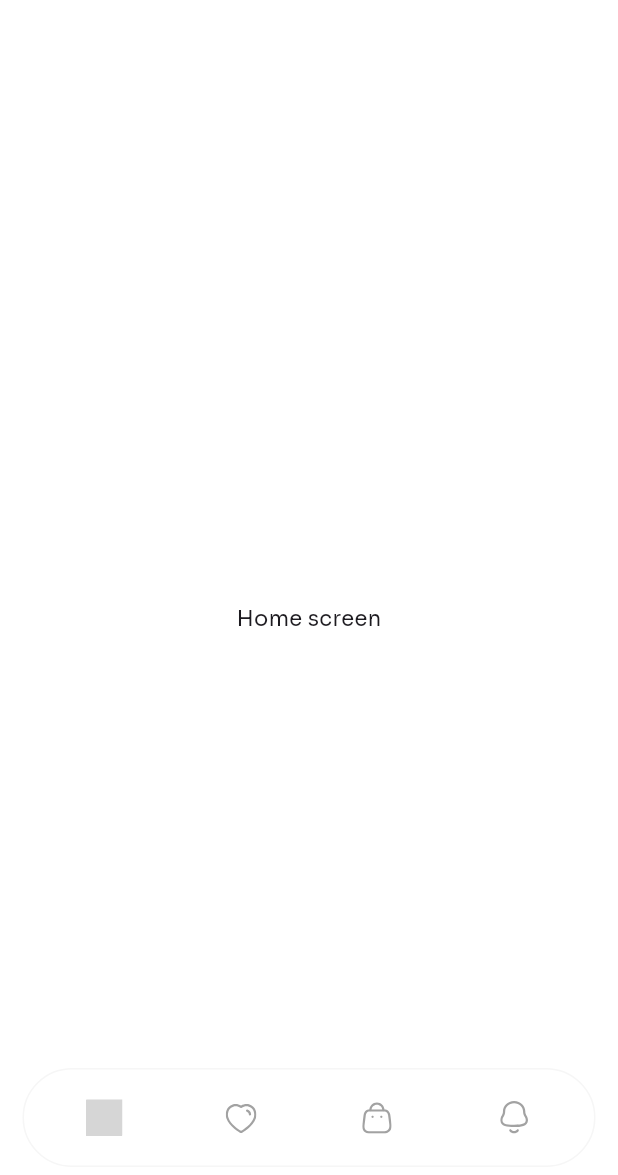
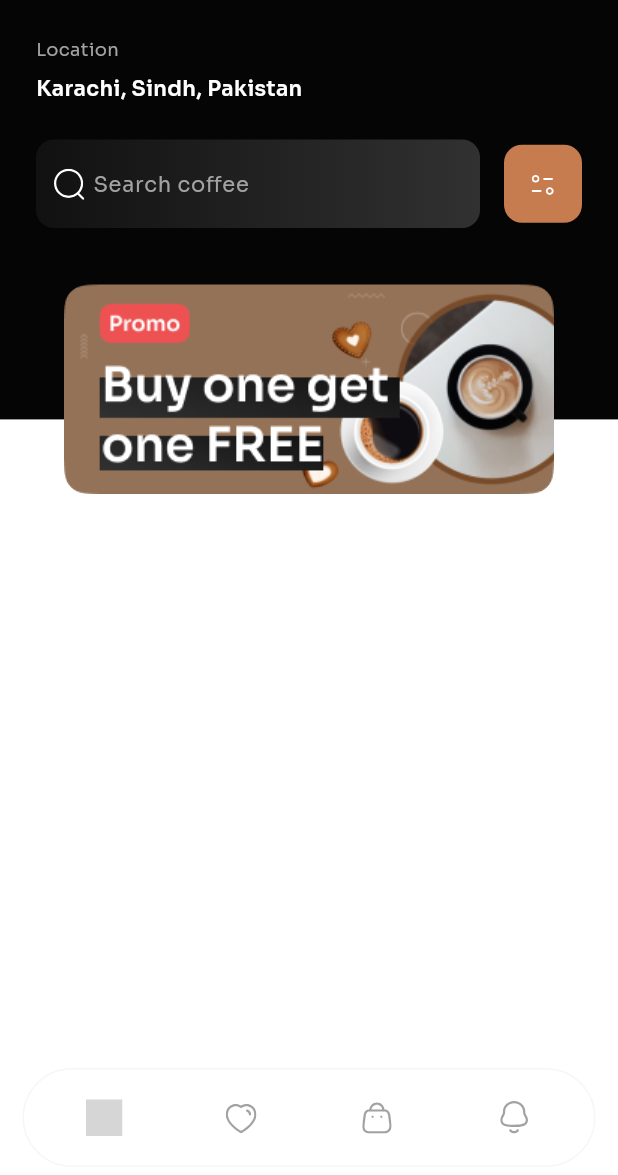
Before and after one commit to SherazAli-67/coffee-shop-ui, a Flutter app: the screen it shows after launch, after a tap on "Get Started", on a phone screen of 412 x 824 dp. Shown: the top 1175 px of the screen. Run offline on Flutter 3.47's test engine with Material 3 defaults, Android fonts, the phone set to English and light mode, and no system bars; our stand-ins replace flutter_svg, go_router; grey boxes are pictures that could not be loaded.

Commit message:
Coffee Shop App - Development
1. Home page development - Header completed

```diff
--- a/lib/core/app_colors.dart
+++ b/lib/core/app_colors.dart
@@ -4,4 +4,8 @@ class AppColors {
   static const blackColor = Color(0xff050505);
   static const greyColor = Color(0xffA2A2A2);
   static const primaryColor = Color(0xffC67C4E);
+  static const hoverBlackColor = Color(0xff2A2A2A);
+  static const gradientBlackColor1 = Color(0xff111111);
+  static const gradientBlackColor2 = Color(0xff313131);
+  static const promoRedColor = Color(0xffED5151);
 }
--- a/lib/core/app_icons.dart
+++ b/lib/core/app_icons.dart
@@ -3,11 +3,14 @@ class AppIcons {
 
   //pngs
   static const welcomeImg = '${_iconsPath}welcome_img.png';
+  static const promoBanner = '${_iconsPath}promo_banner.png';
 
   //svgs
   static const icHome = '${_iconsPath}ic_home.svg';
   static const icFavorite = '${_iconsPath}ic_favorite.svg';
   static const icShoppingCart = '${_iconsPath}ic_shopping_cart.svg';
   static const icNotification = '${_iconsPath}ic_notifications.svg';
+  static const icSearch = '${_iconsPath}ic_search.svg';
+  static const icFilter = '${_iconsPath}ic_filter.svg';
 
 }
--- a/lib/presentation/screens/home_screen.dart
+++ b/lib/presentation/screens/home_screen.dart
@@ -1,10 +1,103 @@
-import 'package:flutter/cupertino.dart';
+import 'package:coffee_app/core/app_colors.dart';
+import 'package:coffee_app/core/app_icons.dart';
+import 'package:coffee_app/core/app_textstyles.dart';
+import 'package:flutter/material.dart';
+import 'package:flutter_svg/flutter_svg.dart';
 
-class HomeScreen extends StatelessWidget{
+class HomeScreen extends StatelessWidget {
   const HomeScreen({super.key});
 
   @override
   Widget build(BuildContext context) {
-    return Center(child: Text("Home screen"),);
+    return Column(
+      children: [
+        Expanded(
+          flex: 2,
+          child: _buildHeaderWidget(),
+        ),
+        Expanded(
+            flex: 3,
+            child: Container(color: Colors.white)),
+      ],
+    );
+  }
+
+  Widget _buildHeaderWidget() {
+    return Stack(
+      alignment: .bottomCenter,
+      children: [
+        Container(
+          padding: .all(24),
+          decoration: BoxDecoration(
+            color: AppColors.blackColor
+          ),
+          margin: .only(bottom: 50),
+          child: SafeArea(
+            child: Column(
+              spacing: 24,
+              crossAxisAlignment: .start,
+              children: [
+                Column(
+                    crossAxisAlignment: .start,
+                    spacing: 8,
+                    children: [
+                      Text("Location", style: AppTextStyles.regularTextStyle.copyWith(color: AppColors.greyColor, fontSize: 12),),
+                      Text("Karachi, Sindh, Pakistan", style: AppTextStyles.regularTextStyle.copyWith(fontWeight: .w600, color: Colors.white),)
+                    ]),
+                Row(
+                  spacing: 16,
+                  children: [
+                    Expanded(child: Container(
+                      decoration: BoxDecoration(
+                          gradient: LinearGradient(
+                              colors: [
+                                AppColors.gradientBlackColor1,
+                                AppColors.gradientBlackColor2,
+                              ],
+                              stops: [
+                                0.0,
+                                1.0
+                              ],
+                              begin: .topLeft,
+                              end: .topRight
+                          ),
+                        borderRadius: .circular(12)
+                      ),
+                      child: TextField(
+                        decoration: InputDecoration(
+                          enabledBorder: .none,
+                          focusedBorder: .none,
+                          fillColor: AppColors.hoverBlackColor,
+                          hintText: "Search coffee",
+                          hintStyle: AppTextStyles.regularTextStyle.copyWith(color: AppColors.greyColor),
+                          prefixIcon: Padding(
+                            padding: const .only(left: 10.0),
+                            child: SvgPicture.asset(AppIcons.icSearch, height: 24,),
+                          ),
+                          prefixIconConstraints: BoxConstraints(minHeight: 0, minWidth: 0),
+                          contentPadding: .symmetric(vertical: 17.5)
+                        ),
+                      ),
+                    )),
+                    Container(
+                      decoration: BoxDecoration(
+                        color: AppColors.primaryColor,
+                        borderRadius: .circular(12),
+                      ),
+                      padding: .all(16),
+                      child: SvgPicture.asset(AppIcons.icFilter),
+                    )
+                  ],
+                )
+              ],
+            ),
+          ),
+        ),
+        ClipRRect(
+          borderRadius: .circular(16),
+          child: Image.asset(AppIcons.promoBanner),
+        ),
+      ],
+    );
   }
 }
```
Also changed, not shown: assets/icons/ic_filter.svg (added), assets/icons/ic_search.svg (added), assets/icons/promo_banner.png (added).
